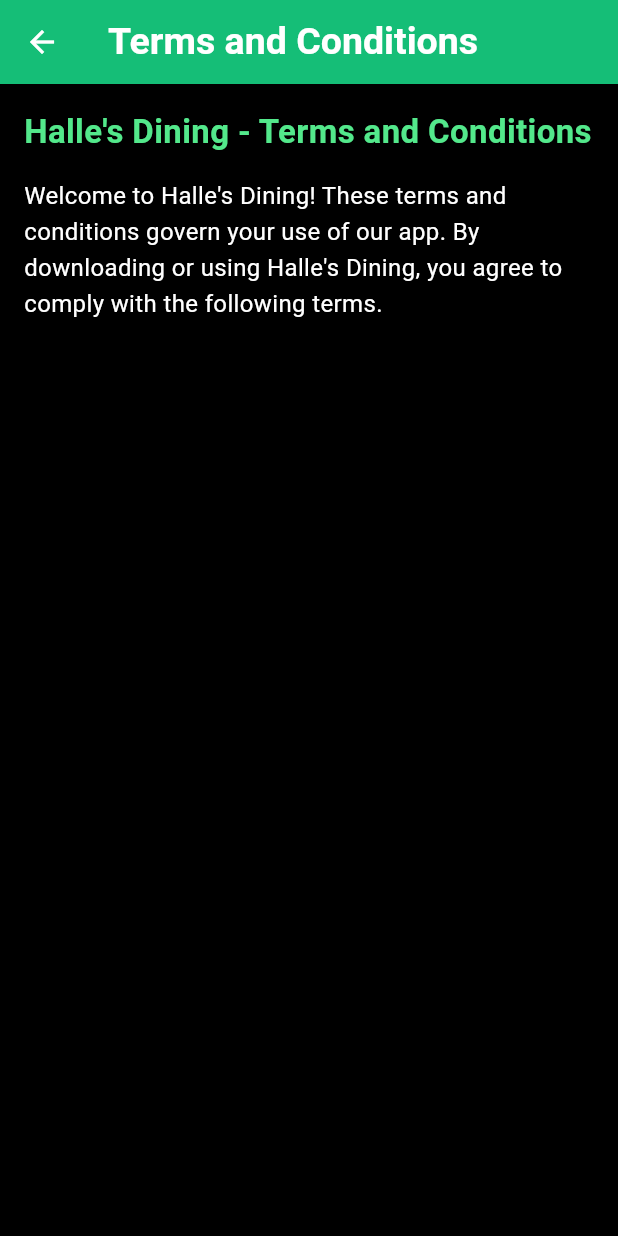
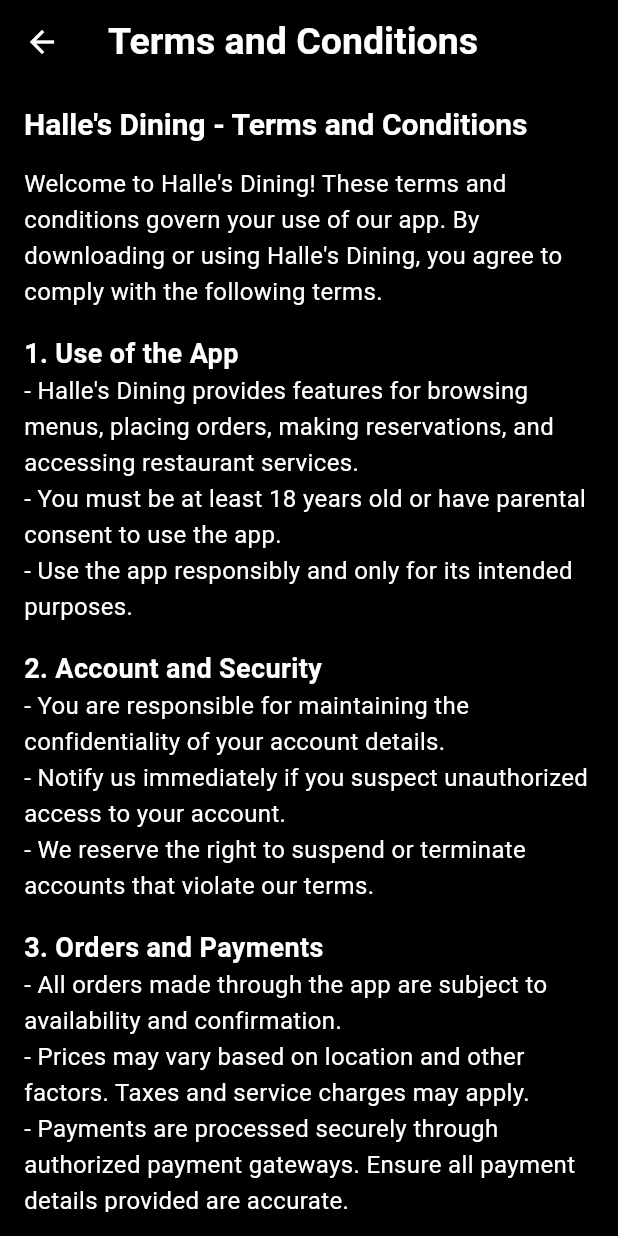
Before and after one commit to Buggies-dart/Food-Order-Application, a Flutter app: the screen it shows once a user with an empty profile is signed in, item 4 of the bottom bar chosen, after a tap on "Terms and Conditions", on a phone screen of 412 x 824 dp. Run offline on Flutter 3.47's test engine with Material 3 defaults, Android fonts, the phone set to English and light mode, and no system bars; our stand-ins replace cloud_firestore, curved_navigation_bar, firebase_auth, firebase_core, flutter_riverpod, image_picker and 2 more; missing offline and left inert: flutter_stripe; accounts and stored records are empty; generated files the repository leaves out were written again; network calls fail.

Commit message:
Ensured responsive UIs across all devices

```diff
--- a/lib/Pages/Cart/foodcart.dart
+++ b/lib/Pages/Cart/foodcart.dart
@@ -71,8 +71,8 @@
     child: Card( color: theme.colorScheme.primaryContainer,
     child: Row(
      children: [
-     Padding( padding: const EdgeInsets.all(10),
-    child: Container( height: 30, width: 30, decoration: BoxDecoration(
+     Padding( padding:  EdgeInsets.all(sizeHeight/65),
+    child: Container( height: 30, width: sizeWidth/15, decoration: BoxDecoration(
     border: Border.all( width: 2, color:theme.primaryColor), borderRadius: BorderRadius.circular(10)
     ),
       child:  Center(child: Text(cart['quantity'].toString(), style: TextStyle(color: theme.primaryColor),)),
@@ -81,7 +81,7 @@
     SizedBox( width: MediaQuery.of(context).size.width/25,),
     CircleAvatar( backgroundImage: NetworkImage(cart['image']),
     radius: MediaQuery.of(context).size.height/20,),
-    SizedBox( width: MediaQuery.of(context).size.width/15,),
+    SizedBox( width: MediaQuery.of(context).size.width/15),
     Column( mainAxisAlignment: MainAxisAlignment.center,
      children: [
     Text(cart['name'], style: theme.textTheme.displayMedium,),
@@ -110,7 +110,7 @@
              children: [
          Container( height: sizeHeight/6, decoration: BoxDecoration( border: Border.all( width: 0, color: Colors.black26),
          color: null),
-         child: Padding( padding: const EdgeInsets.only(left: 20, right: 20, top: 20),
+         child: Padding( padding: EdgeInsets.only(left: sizeWidth/10, right: sizeWidth/10, top: sizeHeight/50),
          child: Column(
            children: [
              foodPrices(theme, totalPrice, const Text('Sub Total', style: TextStyle( color: whiteColor, fontSize: 16)),
@@ -143,7 +143,8 @@
       ),
        ),
       ),
-      Positioned.fill(child: backgroundImage('assets/logos/backgroundimg2.png'))
+      Positioned.fill( left: sizeWidth/17, right: sizeWidth/19, top: sizeHeight/52, bottom: sizeHeight/52,
+        child: backgroundImage('assets/logos/backgroundimg2.png'))
       ]),
     ],
     ),
--- a/lib/Pages/Home/homepage.dart
+++ b/lib/Pages/Home/homepage.dart
@@ -22,6 +22,7 @@
     final usernameAsyncValue = ref.watch(Providers.userProvider);
     final cart = ref.watch(Providers.myNotifProvider).cart;
 final sizeHeight = MediaQuery.of(context).size.height;
+final sizeWidth = MediaQuery.of(context).size.width;
 final theme = Theme.of(context);
 return Scaffold(
 body:
@@ -80,7 +81,7 @@
 Expanded(
 child: Padding(
       padding: const EdgeInsets.symmetric(horizontal: 10),
-      child: SizedBox( height: 60,
+      child: SizedBox( height: sizeHeight/20,
         child: TextField(
         decoration: InputDecoration(label:  Center(child: Text('What do you want to order?', style: TextStyle(color: theme.colorScheme.secondaryContainer, fontSize: 16),)), hintStyle: const TextStyle(color: secondaryColor),
         prefixIcon: Padding( padding: const EdgeInsets.only(left: 20),
@@ -111,7 +112,7 @@
         children: [
         Image.network("https://res.cloudinary.com/dnkcbhh4n/image/upload/v1737274811/beer_can-removebg-preview_gp2pmj.png"),
         Padding(
-        padding: const EdgeInsets.only(top: 30, right: 20),
+        padding:  EdgeInsets.only(top: sizeHeight/30, right: sizeWidth/12),
         child: Column(
           children: [
         Text('Special Deal For \nOctober', style: theme.textTheme.displayLarge,),
--- a/lib/Pages/Orders/orders.dart
+++ b/lib/Pages/Orders/orders.dart
@@ -53,13 +53,14 @@
       ),
     Expanded( child: ListView.builder( itemCount: cartInfo.length, padding: const EdgeInsets.only(top: 10), itemBuilder: (context, index){
        final cart = cartInfo[index];
-return SizedBox( height: 120,
+return SizedBox( height: sizeHeight/8,
 child: Padding( padding: const EdgeInsets.only(top: 10),
 child: Card( color: theme.colorScheme.primaryContainer,
 child: Row(
 children: [
-const SizedBox( width: 15,), CircleAvatar( backgroundImage: NetworkImage(cart['image']),
-radius: 45,),
+ SizedBox( width: sizeWidth/20),
+CircleAvatar( backgroundImage: NetworkImage(cart['image']),
+radius: sizeWidth/10),
 SizedBox( width: sizeWidth/10),
 Column( crossAxisAlignment: CrossAxisAlignment.start, mainAxisAlignment: MainAxisAlignment.center,
     children: [
@@ -78,7 +79,8 @@
      ),
 Padding(
 padding: EdgeInsets.only(left: sizeWidth/10),
-child: GestureDetector( onTap:  (){
+child: GestureDetector(
+  onTap:  (){
  final prodctCount = ref.watch(Providers.myNotifProvider).getQuantity(cart['name']);
 dialog(cart['image'], cart['name'], cart['category'],
 (){
@@ -101,7 +103,7 @@
 
 },
   child: Container( height: sizeHeight/22, width: sizeWidth/3.7, decoration: BoxDecoration(gradient: LinearGradient(colors: [ShowColors.primary(), ShowColors.secondary()]),
-  borderRadius: BorderRadius.circular(10)),
+  borderRadius: BorderRadius.circular(sizeHeight/80)),
   child: const Center(
    child:  Text('Order Again', style: TextStyle( fontSize: 18, color: whiteColor
         ),),
--- a/lib/Pages/User Profile/t_and_c.dart
+++ b/lib/Pages/User Profile/t_and_c.dart
@@ -1,14 +1,14 @@
 import 'package:flutter/material.dart';
-import 'package:food_delivery_app/utils.dart';
 
 class TermsAndConditionsPage extends StatelessWidget {
   const TermsAndConditionsPage({super.key});
   @override
   Widget build(BuildContext context) {
-    return Scaffold(
+  final theme = Theme.of(context);
+    return Scaffold( backgroundColor: theme.scaffoldBackgroundColor,
       appBar: AppBar(
         title: const Text("Terms and Conditions"),
-        backgroundColor: ShowColors.secondary(),
+        backgroundColor: theme.scaffoldBackgroundColor
       ),
       body: Padding(
         padding: const EdgeInsets.all(16.0),
@@ -18,66 +18,62 @@
             children: [
                Text(
                 "Halle's Dining - Terms and Conditions",
-                style: TextStyle(
-                  fontSize: 22,
-                  fontWeight: FontWeight.bold,
-                  color: ShowColors.primary(),
-                ),
+                style: theme.textTheme.displayMedium
               ),
               const SizedBox(height: 16),
-             const Text(
+             Text(
                 "Welcome to Halle's Dining! These terms and conditions govern your use of our app. By downloading or using Halle's Dining, you agree to comply with the following terms.",
-                style: TextStyle(fontSize: 16, height: 1.5),
+                style: TextStyle(fontSize: 16, height: 1.5, color: theme.primaryColor),
               ),
              const SizedBox(height: 16),
-              buildSectionTitle("1. Use of the App"),
+              buildSectionTitle("1. Use of the App", context),
               buildSectionContent(
                   "- Halle's Dining provides features for browsing menus, placing orders, making reservations, and accessing restaurant services.\n"
                   "- You must be at least 18 years old or have parental consent to use the app.\n"
-                  "- Use the app responsibly and only for its intended purposes."),
+                  "- Use the app responsibly and only for its intended purposes.", context),
              const SizedBox(height: 16),
-              buildSectionTitle("2. Account and Security"),
+              buildSectionTitle("2. Account and Security", context),
               buildSectionContent(
                   "- You are responsible for maintaining the confidentiality of your account details.\n"
                   "- Notify us immediately if you suspect unauthorized access to your account.\n"
-                  "- We reserve the right to suspend or terminate accounts that violate our terms."),
+                  "- We reserve the right to suspend or terminate accounts that violate our terms.", context),
                const SizedBox(height: 16),
-              buildSectionTitle("3. Orders and Payments"),
+              buildSectionTitle("3. Orders and Payments", context),
               buildSectionContent(
                   "- All orders made through the app are subject to availability and confirmation.\n"
                   "- Prices may vary based on location and other factors. Taxes and service charges may apply.\n"
-                  "- Payments are processed securely through authorized payment gateways. Ensure all payment details provided are accurate."),
+                  "- Payments are processed securely through authorized payment gateways. Ensure all payment details provided are accurate.", context),
              const SizedBox(height: 16),
-              buildSectionTitle("4. Cancellations and Refunds"),
+              buildSectionTitle("4. Cancellations and Refunds", context),
               buildSectionContent(
                   "- Cancellation policies may vary depending on the restaurant and services selected.\n"
-                  "- Refunds, if applicable, will be processed according to our refund policy and at the restaurant's discretion."),
+                  "- Refunds, if applicable, will be processed according to our refund policy and at the restaurant's discretion.", context),
              const SizedBox(height: 16),
-              buildSectionTitle("5. Intellectual Property"),
+              buildSectionTitle("5. Intellectual Property", context),
               buildSectionContent(
                   "- All content, logos, and trademarks in the app belong to Halle's Dining or its licensors.\n"
-                  "- You are prohibited from copying, distributing, or exploiting any app content without prior written consent."),
+                  "- You are prohibited from copying, distributing, or exploiting any app content without prior written consent.", context),
               const SizedBox(height: 16),
-              buildSectionTitle("6. User Conduct"),
+              buildSectionTitle("6. User Conduct", context),
               buildSectionContent(
                   "- You agree not to misuse the app, including engaging in fraudulent activity or disrupting its functionality.\n"
-                  "- Offensive, discriminatory, or harmful behavior is strictly prohibited."),
+                  "- Offensive, discriminatory, or harmful behavior is strictly prohibited.", context),
 const SizedBox(height: 16),
-              buildSectionTitle("7. Privacy"),
+              buildSectionTitle("7. Privacy", context),
               buildSectionContent(
-                  "- By using Halle's Dining, you consent to our collection and use of personal data as outlined in our Privacy Policy."),
+                  "- By using Halle's Dining, you consent to our collection and use of personal data as outlined in our Privacy Policy.", context),
            const   SizedBox(height: 16),
-              buildSectionTitle("8. Limitation of Liability"),
+              buildSectionTitle("8. Limitation of Liability", context),
               buildSectionContent(
-                  "- Halle's Dining is provided \"as is.\" We are not liable for any errors, interruptions, or damages resulting from app use."),
+                  "- Halle's Dining is provided \"as is.\" We are not liable for any errors, interruptions, or damages resulting from app use.", context),
              const SizedBox(height: 16),
-              buildSectionTitle("9. Modifications to Terms"),
+              buildSectionTitle("9. Modifications to Terms", context),
               buildSectionContent(
-                  "- Halle's Dining reserves the right to update these terms at any time. Continued use of the app implies acceptance of the updated terms."),
+                  "- Halle's Dining reserves the right to update these terms at any time. Continued use of the app implies acceptance of the updated terms.", context),
              const SizedBox(height: 16),
-              buildSectionTitle("10. Contact Us"),
+              buildSectionTitle("10. Contact Us", context),
               buildSectionContent(
-                  "If you have any questions or concerns about these terms, please contact us at support@hallesdining.com."),
+                  "If you have any questions or concerns about these terms, please contact us at support@hallesdining.com.", context),
              const SizedBox(height: 24),
             const  Text(
                 "Last updated: 21/11/2024",
@@ -90,21 +86,21 @@
     );
   }
 
-  Widget buildSectionTitle(String title) {
+  Widget buildSectionTitle(String title, BuildContext context) {
     return Text(
       title,
-      style: const TextStyle(
+      style:  TextStyle(
         fontSize: 18,
         fontWeight: FontWeight.bold,
-        color: Colors.black87,
+        color: Theme.of(context).primaryColor,
       ),
     );
   }
 
-  Widget buildSectionContent(String content) {
+  Widget buildSectionContent(String content, BuildContext context) {
     return Text(
       content,
-      style: const TextStyle(fontSize: 16, height: 1.5, color: Colors.black54),
+      style:  TextStyle(fontSize: 16, height: 1.5, color: Theme.of(context).primaryColor,),
     );
   }
 }
--- a/lib/Widgets/food_categories.dart
+++ b/lib/Widgets/food_categories.dart
@@ -56,7 +56,7 @@
 padding: const EdgeInsets.only(top: 0),
 itemCount: 4, itemBuilder: (context, index){
  return Padding(
-    padding: const EdgeInsets.all(12),
+    padding: EdgeInsets.all(sizeWidth/35),
     child: GestureDetector( onTap: (){
 Navigator.push(context, MaterialPageRoute(builder: (context){
 return Categories(category: foodCategories[index]['name'].toString());
@@ -66,9 +66,9 @@
         decoration: BoxDecoration(color: Theme.of(context).colorScheme.primaryContainer, borderRadius: BorderRadius.circular(10)),
       child: Column(
       children: [
-        Container( color: null, height: sizeHeight/6,
+        Container(  color: null, height: sizeHeight/8,
           child: Image.asset(foodCategories[index]['image'].toString(), fit: BoxFit.contain,)),
-        const SizedBox( height: 5,),
+         SizedBox( height: sizeHeight/50),
         Text(foodCategories[index]['name'].toString(), style: Theme.of(context).textTheme.displayLarge,)
       ],
       ),
@@ -100,6 +100,7 @@
    ),
  Expanded(
 child: ListView.builder(itemCount: randomFoods.length, padding: const EdgeInsets.only(top: 0),
+shrinkWrap: true, physics: const NeverScrollableScrollPhysics(),
  scrollDirection: Axis.vertical, itemBuilder: (context, index){
              final randomFood =randomFoods[index];
              return SizedBox( height: sizeHeight/10,
--- a/lib/utils.dart
+++ b/lib/utils.dart
@@ -7,7 +7,9 @@
 const tertiaryContainer = Color(0xFFFEAD1D);
 const whiteColor2 = Colors.white60;
 
+
 class Palette{
+
   static var darkTheme = ThemeData.dark().copyWith(
   scaffoldBackgroundColor: blackColor,
   primaryColor: whiteColor,
@@ -18,7 +20,7 @@
   secondaryContainer: whiteColor,
   onSecondaryContainer:  const Color(0xFF252525),
   ),
-  textTheme: const TextTheme(
+  textTheme:  const TextTheme(
   displayLarge: TextStyle(
    fontSize: 30, fontWeight: FontWeight.bold
  ),
```
Also changed, not shown: lib/Pages/User Profile/profile.dart (indentation only). Lines whose indentation alone changed are shown as unchanged.
